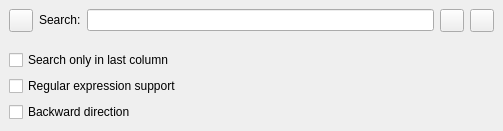
First picture: the form in src/SearchBar.ui, repository DonRumata710/LogManager, before the edit.
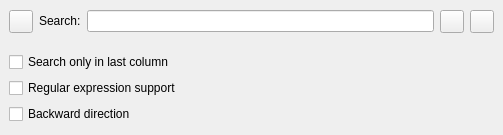
Second picture: the form after the edit. Icons and pictures are not drawn.

Diff of the .ui file:
```diff
--- a/src/SearchBar.ui
+++ b/src/SearchBar.ui
@@ -7,7 +7,7 @@
     <x>0</x>
     <y>0</y>
     <width>503</width>
-    <height>111</height>
+    <height>135</height>
    </rect>
   </property>
   <property name="sizePolicy">
```
Left out of the diff: 6 changed lines with no effect on the pictures.
